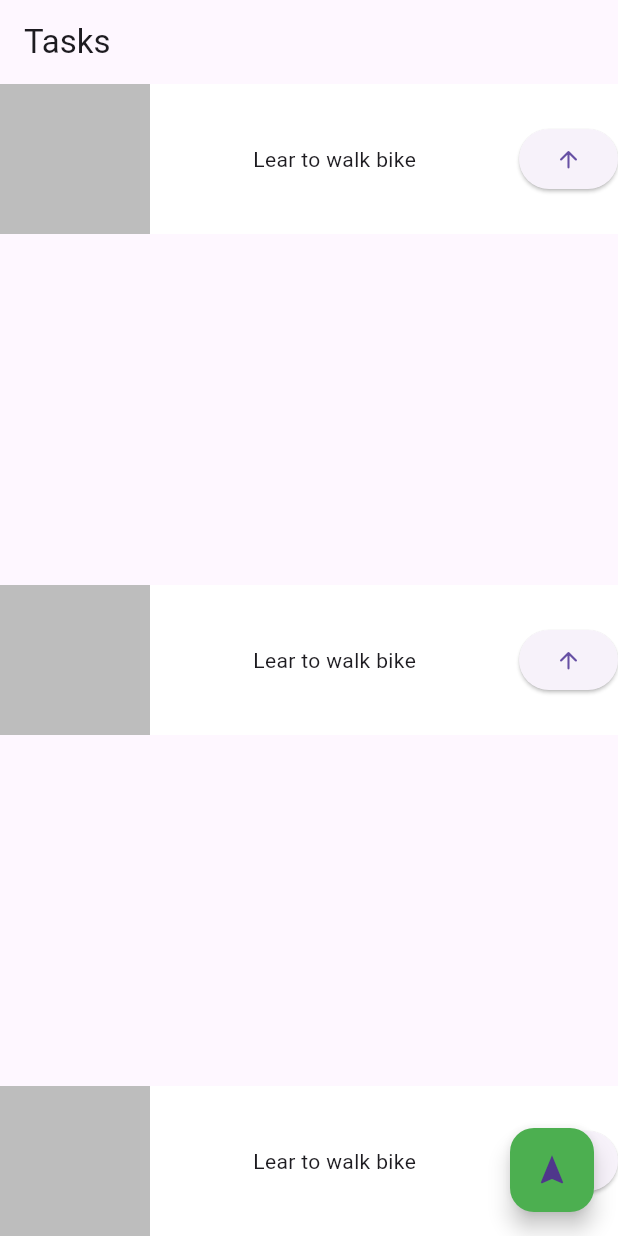
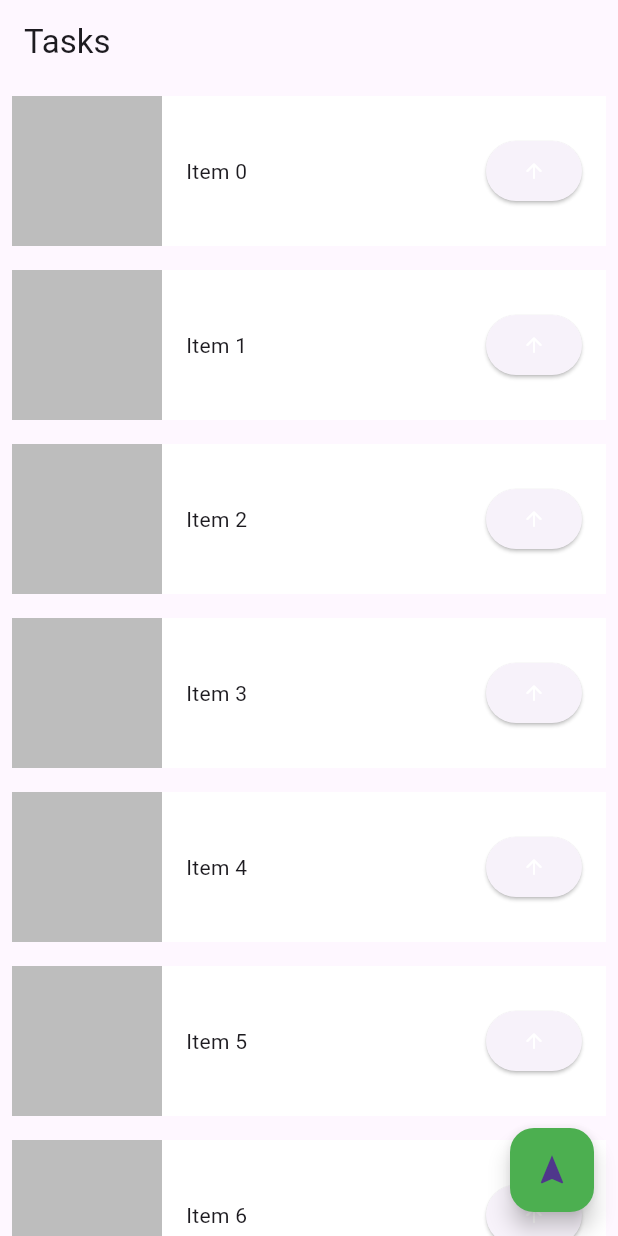
Before and after one commit to Andersonlimahw/flutter_widgets_sample, a Flutter app: the screen it shows after launch, on a phone screen of 412 x 824 dp. Run offline on Flutter 3.47's test engine with Material 3 defaults, Android fonts, the light colour scheme and no system bars; generated files the repository leaves out were written again.

Commit message:
💾 [checkpoint] Atualizando widget de task e utilizando Listview

```diff
--- a/lib/src/home/home_view.dart
+++ b/lib/src/home/home_view.dart
@@ -8,17 +8,16 @@ class HomeView extends StatelessWidget {
 
   @override
   Widget build(BuildContext context) {
+    var listData = List<String>.generate(20, (i) => 'Item $i');
     return Scaffold(
         appBar: AppBar(
           title: const Text('Tasks'),
         ),
-        body: const Column(
-          mainAxisAlignment: MainAxisAlignment.spaceBetween,
-          children: [
-            TaskWidget(),
-            TaskWidget(),
-            TaskWidget(),
-          ],
+        body: ListView.builder(
+          itemCount: listData.length,
+          itemBuilder: (context, index) {
+            return TaskWidget(name: listData[index]);
+          },
         ),
         floatingActionButton: FloatingActionButton(
           onPressed: () {
--- a/lib/src/home/widgets/card_widget.dart
+++ b/lib/src/home/widgets/card_widget.dart
@@ -1,20 +1,30 @@
+// ignore_for_file: public_member_api_docs, sort_constructors_first
 import 'package:flutter/material.dart';
 
 class TaskWidget extends StatelessWidget {
-  const TaskWidget({super.key});
+  const TaskWidget({
+    super.key,
+    required this.name,
+  });
+
+  final String name;
 
   @override
   Widget build(BuildContext context) {
-    return Stack(
+    return Container(
+      padding: const EdgeInsets.all(8),
+      child: Stack(
         children: [
           Container(
             height: 100,
-          width: 300,
             color: Colors.blue,
           ),
           Container(
             color: Colors.white,
             height: 100,
+            padding: const EdgeInsets.only(
+              right: 16,
+            ),
             child: Row(
               mainAxisAlignment: MainAxisAlignment.spaceBetween,
               crossAxisAlignment: CrossAxisAlignment.center,
@@ -24,15 +34,27 @@ class TaskWidget extends StatelessWidget {
                   width: 100,
                   color: Colors.black26,
                 ),
-              const Text('Lear to walk bike'),
+                Container(
+                  padding: const EdgeInsets.all(8),
+                  width: 200,
+                  child: Text(
+                    name,
+                    overflow: TextOverflow.ellipsis,
+                  ),
+                ),
                 ElevatedButton(
                   onPressed: () {},
-                child: const Icon(Icons.arrow_upward_rounded),
+                  child: const Icon(
+                    Icons.arrow_upward_rounded,
+                    size: 16,
+                    color: Colors.white,
+                  ),
                 ),
               ],
             ),
           ),
         ],
+      ),
     );
   }
 }
```
Lines whose indentation alone changed are shown as unchanged.
